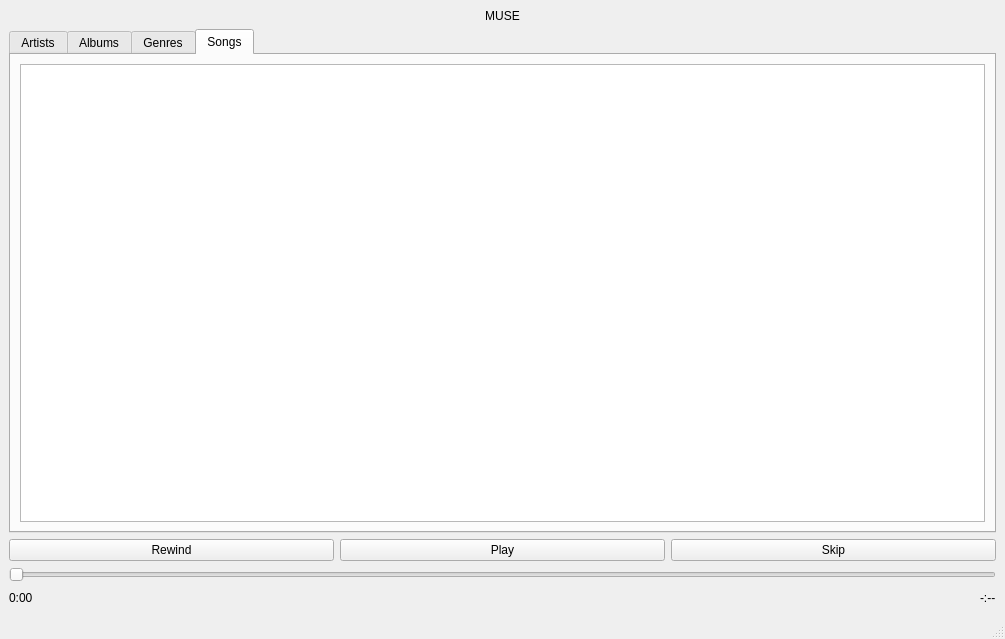
Old version of the form src/client/musewindow.ui in the repository rgrahamh/muse.
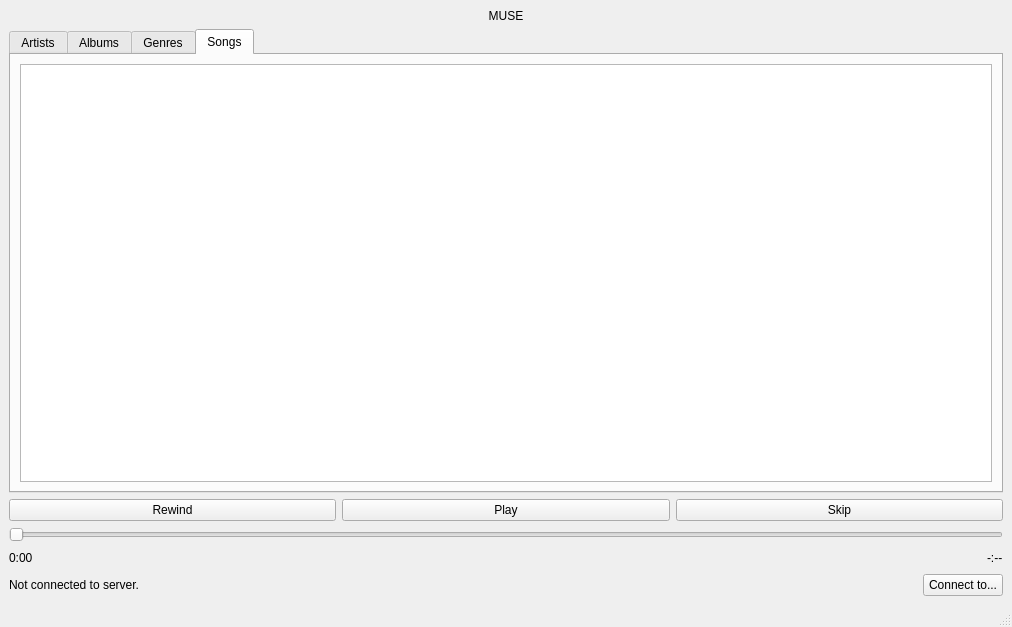
New version of the form.

What changed in the file:
```diff
--- a/src/client/musewindow.ui
+++ b/src/client/musewindow.ui
@@ -6,8 +6,8 @@
    <rect>
     <x>0</x>
     <y>0</y>
-    <width>1005</width>
-    <height>639</height>
+    <width>1012</width>
+    <height>627</height>
    </rect>
   </property>
   <property name="mouseTracking">
@@ -161,6 +161,37 @@
       </item>
      </layout>
     </item>
+    <item>
+     <layout class="QHBoxLayout" name="serverwindow">
+      <item>
+       <widget class="QLabel" name="serverInfoLabel">
+        <property name="text">
+         <string>Not connected to server.</string>
+        </property>
+       </widget>
+      </item>
+      <item>
+       <spacer name="horizontalSpacer_2">
+        <property name="orientation">
+         <enum>Qt::Horizontal</enum>
+        </property>
+        <property name="sizeHint" stdset="0">
+         <size>
+          <width>40</width>
+          <height>20</height>
+         </size>
+        </property>
+       </spacer>
+      </item>
+      <item>
+       <widget class="QPushButton" name="connectButton">
+        <property name="text">
+         <string>Connect to...</string>
+        </property>
+       </widget>
+      </item>
+     </layout>
+    </item>
    </layout>
   </widget>
   <widget class="QMenuBar" name="menubar">
```
Left out of the diff: 10 changed lines with no effect on the pictures.
